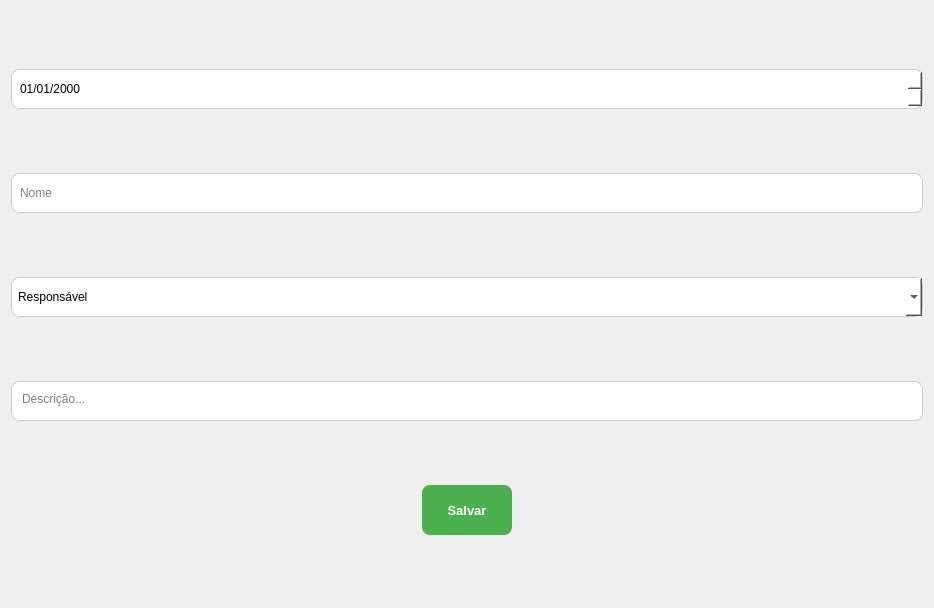
First picture: the form in App/view/ui/newReport.ui, repository Senac-SOR-ADS/Gerenciamento-Escolar, before the edit.
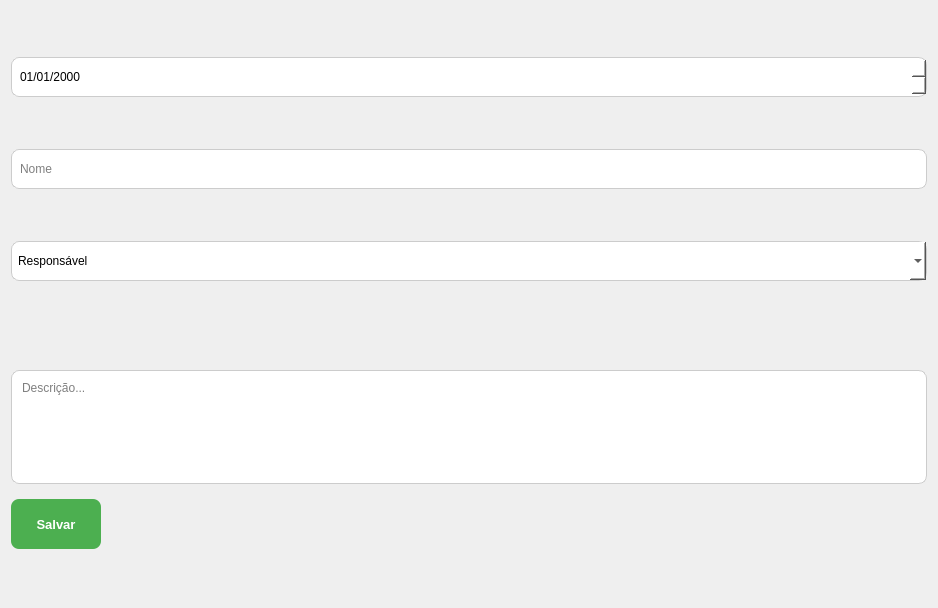
Second picture: the form after the edit. Icons and pictures are not drawn.

Patch:
```diff
--- a/App/view/ui/newReport.ui
+++ b/App/view/ui/newReport.ui
@@ -6,7 +6,7 @@
    <rect>
     <x>0</x>
     <y>0</y>
-    <width>934</width>
+    <width>938</width>
     <height>608</height>
    </rect>
   </property>
@@ -51,7 +51,7 @@
   </property>
   <layout class="QHBoxLayout" name="horizontalLayout">
    <item>
-    <layout class="QVBoxLayout" name="verticalLayout" stretch="3,3,3,3,0">
+    <layout class="QVBoxLayout" name="verticalLayout" stretch="3,3,3,0,0">
      <property name="bottomMargin">
       <number>0</number>
      </property>
@@ -101,18 +101,30 @@
      </item>
      <item>
       <widget class="QTextEdit" name="descricaoOcorrencia">
+       <property name="minimumSize">
+        <size>
+         <width>214</width>
+         <height>114</height>
+        </size>
+       </property>
        <property name="maximumSize">
         <size>
          <width>16777215</width>
          <height>40</height>
         </size>
        </property>
+       <property name="styleSheet">
+        <string notr="true">.QTextEdit {
+		min-width: 200px;
+    	min-height: 100px;
+}</string>
+       </property>
        <property name="placeholderText">
         <string>Descrição...</string>
        </property>
       </widget>
      </item>
-     <item alignment="Qt::AlignHCenter">
+     <item>
       <widget class="QPushButton" name="btnSaveReport">
        <property name="minimumSize">
         <size>
```
Left out of the diff: 2 changed lines with no effect on the pictures.
